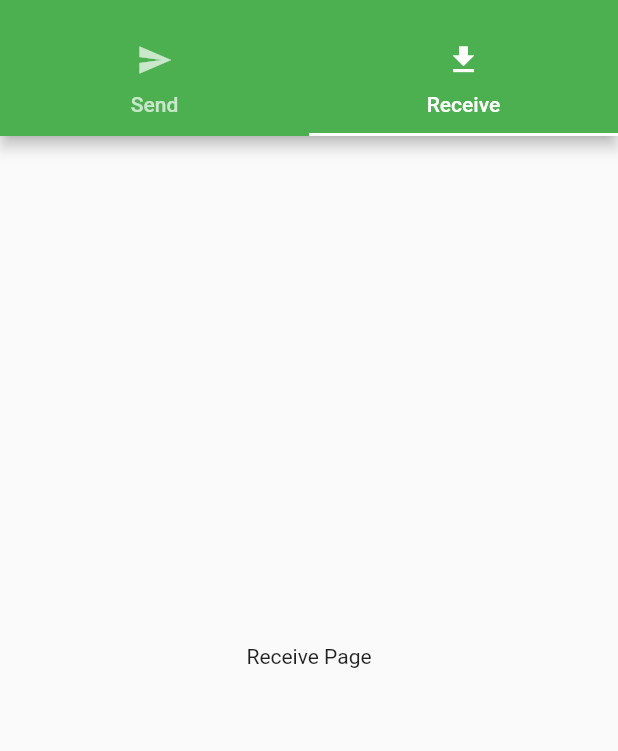
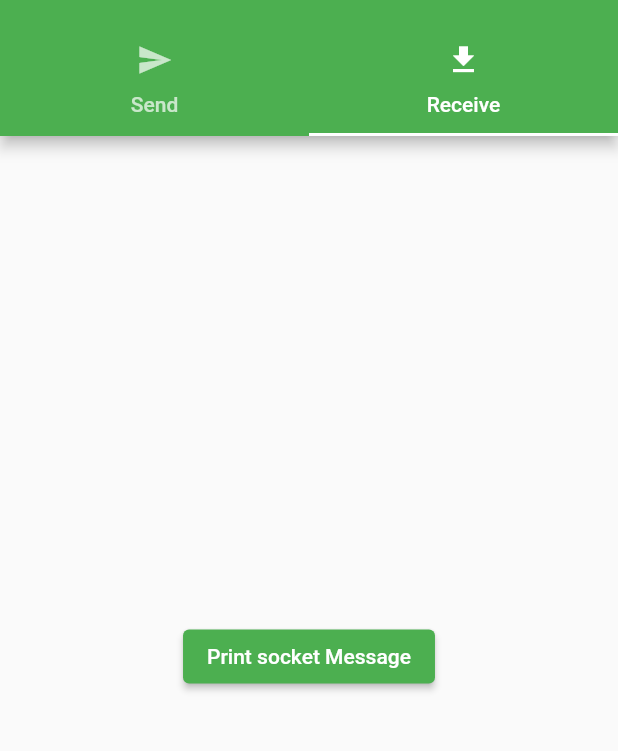
Before and after one commit to CoreNion/OpenFileTrucker, a Flutter app: the screen it shows after launch, tab 2 chosen, on a phone screen of 412 x 824 dp, the part 59-810 px from its top. Run offline on Flutter 3.47's test engine with Material 2 defaults, Android fonts, the phone set to English and light mode, and no system bars; our stand-ins replace file_picker, qr_flutter.

Commit message:
[#3] 簡易的なソケット通信のテストを実装
FileTruckerで最初のソケット通信の実装！

```diff
--- a/lib/ReceivePage.dart
+++ b/lib/ReceivePage.dart
@@ -1,3 +1,4 @@
+import 'dart:io';
 import 'package:flutter/material.dart';
 
 class ReceivePage extends StatefulWidget {
@@ -10,10 +11,16 @@ class ReceivePage extends StatefulWidget {
 class _ReceivePageState extends State<ReceivePage> {
   @override
   Widget build(BuildContext context) {
-    return const Scaffold(
+    return Scaffold(
       body: Center(
-        child: Text(
-          "Receive Page",
+        child: ElevatedButton(
+          child: const Text("Print socket Message"),
+          onPressed: () async {
+            Socket socket = await Socket.connect("192.168.0.40", 4782);
+            socket.listen((event) {
+              print(String.fromCharCodes(event));
+            });
+          },
         ),
       ),
     );
--- a/lib/send.dart
+++ b/lib/send.dart
@@ -5,13 +5,6 @@ import 'package:qr_flutter/qr_flutter.dart';
 import 'package:open_file_trucker/qr_data.dart';
 
 class SendFiles {
-  static Future<QrImage> serverStart(String ip, String key) async {
-    return QrImage(
-      data: json.encode(QRCodeData(ip: ip, key: key).toJson()),
-      size: 300,
-    );
-  }
-
   static Future<String?> selectNetwork(BuildContext context) async {
     // ネットワーク一覧のDialogOptionのList
     List<SimpleDialogOption> dialogOptions = [];
@@ -54,4 +47,25 @@ class SendFiles {
       );
     }
   }
+
+  static ServerSocket? _server;
+
+  static Future<QrImage> serverStart(String ip, String key) async {
+    _server = await ServerSocket.bind(ip, 4782);
+    _server?.listen(_serverListen);
+
+    return QrImage(
+      data: json.encode(QRCodeData(ip: ip, key: key).toJson()),
+      size: 300,
+    );
+  }
+
+  static void _serverListen(Socket socket) {
+    socket.add(utf8.encode("hello"));
+    socket.close();
+  }
+
+  static void serverClose() {
+    _server?.close();
+  }
 }
```
